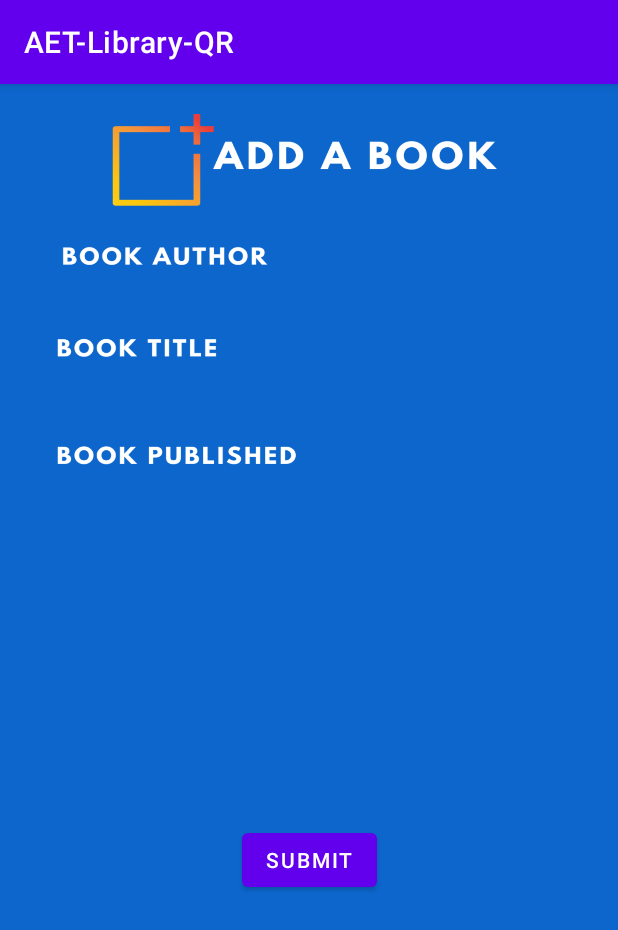
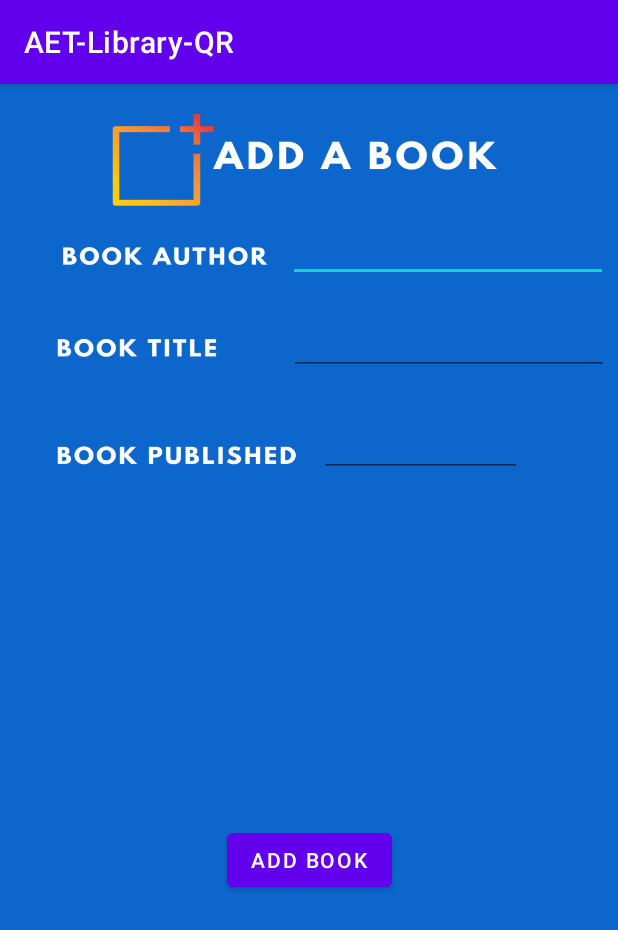
Before and after one commit to cskiller24/AET-Library-QR, an Android app: the AddBookAdmin screen opened directly, with no data from a screen before it, on a phone screen of 412 x 824 dp. Shown: the top 930 px of the screen. Run offline under Robolectric (Android 15) with nearby library versions, the light colour scheme and no system bars.

Commit message:
Add book function

```diff
--- a/app/src/main/java/com/example/aet_library_qr/AddBookAdmin.java
+++ b/app/src/main/java/com/example/aet_library_qr/AddBookAdmin.java
@@ -2,13 +2,83 @@ package com.example.aet_library_qr;
 
 import androidx.appcompat.app.AppCompatActivity;
 
+import android.content.Intent;
 import android.os.Bundle;
+import android.view.View;
+import android.widget.Button;
+import android.widget.EditText;
+import android.widget.Toast;
 
 public class AddBookAdmin extends AppCompatActivity {
+
+    EditText addBookAuthor;
+    EditText addBookTitle;
+    EditText addYearPublished;
+    Button bookAddSubmit;
+
+    private final String YEAR_PUBLISHED_PATTERN = "^\\d{4}$";
 
     @Override
     protected void onCreate(Bundle savedInstanceState) {
         super.onCreate(savedInstanceState);
         setContentView(R.layout.activity_add_book_admin);
+
+        addBookAuthor = (EditText) findViewById(R.id.addBookAuthor);
+        addBookTitle = (EditText) findViewById(R.id.addBookTitle);
+        addYearPublished = (EditText) findViewById(R.id.addYearPublished);
+        bookAddSubmit = (Button) findViewById(R.id.addBookButton);
+
+        bookAddSubmit.setOnClickListener(new View.OnClickListener() {
+            @Override
+            public void onClick(View view) {
+                if(validate()) {
+                    DAOBook daoBook = new DAOBook();
+                    Book book = new Book(addBookAuthor.getText().toString(), addBookTitle.getText().toString(), addYearPublished.getText().toString());
+                    daoBook.addBook(book).addOnCompleteListener(success -> {
+                        Toast.makeText(AddBookAdmin.this, "Successfully added a book", Toast.LENGTH_SHORT).show();
+                        changeActivity(HomeAdmin.class, false);
+                    }).addOnFailureListener(err -> {
+                        Toast.makeText(AddBookAdmin.this, "" + err.getMessage(), Toast.LENGTH_SHORT).show();
+                        changeActivity(HomeAdmin.class, false);
+                    });
+                }
+            }
+        });
+    }
+
+    private boolean validate()
+    {
+        int yearPub = Integer.parseInt(addYearPublished.getText().toString());
+        if(addBookAuthor.getText().toString().isEmpty())
+        {
+            addBookAuthor.setError("This field is required");
+            return false;
+        }
+
+        if(addBookTitle.getText().toString().isEmpty())
+        {
+            addBookTitle.setError("This field is required");
+            return false;
+        }
+
+        if(yearPub > 2023 || yearPub < 1700)
+        {
+            addYearPublished.setError("Invalid year published field");
+            return false;
+        }
+
+        return true;
+    }
+
+    private void changeActivity(Class<?> cls, boolean returnable)
+    {
+        Intent intent = new Intent(getApplicationContext(), cls);
+        if(returnable) {
+            startActivity(intent);
+        } else {
+            startActivity(intent);
+            finish();
+        }
+
     }
 }
--- a/app/src/main/res/layout/activity_add_book_admin.xml
+++ b/app/src/main/res/layout/activity_add_book_admin.xml
@@ -9,13 +9,56 @@
 
 
     <Button
-        android:id="@+id/button"
+        android:id="@+id/addBookButton"
         android:layout_width="wrap_content"
         android:layout_height="wrap_content"
-        android:text="submit"
+        android:text="ADD BOOk"
         app:layout_constraintBottom_toBottomOf="parent"
         app:layout_constraintEnd_toEndOf="parent"
         app:layout_constraintStart_toStartOf="parent"
         app:layout_constraintTop_toTopOf="parent"
         app:layout_constraintVertical_bias="0.685" />
+
+    <EditText
+        android:id="@+id/addBookAuthor"
+        android:layout_width="wrap_content"
+        android:layout_height="wrap_content"
+        android:ems="10"
+        android:inputType="textPersonName"
+        android:textColor="#FFFFFF"
+        app:layout_constraintBottom_toBottomOf="parent"
+        app:layout_constraintEnd_toEndOf="parent"
+        app:layout_constraintHorizontal_bias="0.965"
+        app:layout_constraintStart_toStartOf="parent"
+        app:layout_constraintTop_toTopOf="parent"
+        app:layout_constraintVertical_bias="0.12" />
+
+    <EditText
+        android:id="@+id/addBookTitle"
+        android:layout_width="wrap_content"
+        android:layout_height="wrap_content"
+        android:ems="10"
+        android:inputType="textPersonName"
+        android:textColor="#FFFFFF"
+        app:layout_constraintBottom_toBottomOf="parent"
+        app:layout_constraintEnd_toEndOf="parent"
+        app:layout_constraintHorizontal_bias="0.97"
+        app:layout_constraintStart_toStartOf="parent"
+        app:layout_constraintTop_toTopOf="parent"
+        app:layout_constraintVertical_bias="0.206" />
+
+    <EditText
+        android:id="@+id/addYearPublished"
+        android:layout_width="135dp"
+        android:layout_height="42dp"
+        android:ems="10"
+        android:inputType="numberSigned"
+        android:textColor="#FFFFFF"
+        app:layout_constraintBottom_toBottomOf="parent"
+        app:layout_constraintEnd_toEndOf="parent"
+        app:layout_constraintHorizontal_bias="0.768"
+        app:layout_constraintStart_toStartOf="parent"
+        app:layout_constraintTop_toTopOf="parent"
+        app:layout_constraintVertical_bias="0.303" />
+
 </androidx.constraintlayout.widget.ConstraintLayout>
```
Also changed, not shown: app/src/main/java/com/example/aet_library_qr/Book.java (added, +69 -0 lines), app/src/main/java/com/example/aet_library_qr/DAOBook.java (added, +29 -0 lines).
